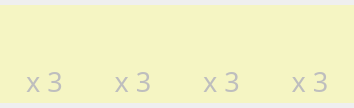
Above: Agricola_Front/Basic/worker_board.ui from kimmoney/Agricola before the change. Below: the same form after it.
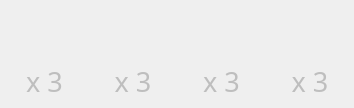
That is the form after the change. Icons and pictures are not drawn.

Diff of the .ui file:
```diff
--- a/Agricola_Front/Basic/worker_board.ui
+++ b/Agricola_Front/Basic/worker_board.ui
@@ -32,7 +32,7 @@
    <item>
     <widget class="QWidget" name="widget_0" native="true">
      <property name="enabled">
-      <bool>false</bool>
+      <bool>true</bool>
      </property>
      <property name="sizePolicy">
       <sizepolicy hsizetype="Minimum" vsizetype="Minimum">
@@ -122,7 +122,7 @@
    <item>
     <widget class="QWidget" name="widget_1" native="true">
      <property name="enabled">
-      <bool>false</bool>
+      <bool>true</bool>
      </property>
      <property name="sizePolicy">
       <sizepolicy hsizetype="Minimum" vsizetype="Minimum">
@@ -211,7 +211,7 @@
    <item>
     <widget class="QWidget" name="widget_2" native="true">
      <property name="enabled">
-      <bool>false</bool>
+      <bool>true</bool>
      </property>
      <property name="sizePolicy">
       <sizepolicy hsizetype="Minimum" vsizetype="Minimum">
@@ -300,7 +300,7 @@
    <item>
     <widget class="QWidget" name="widget_3" native="true">
      <property name="enabled">
-      <bool>false</bool>
+      <bool>true</bool>
      </property>
      <property name="sizePolicy">
       <sizepolicy hsizetype="Minimum" vsizetype="Minimum">
```
